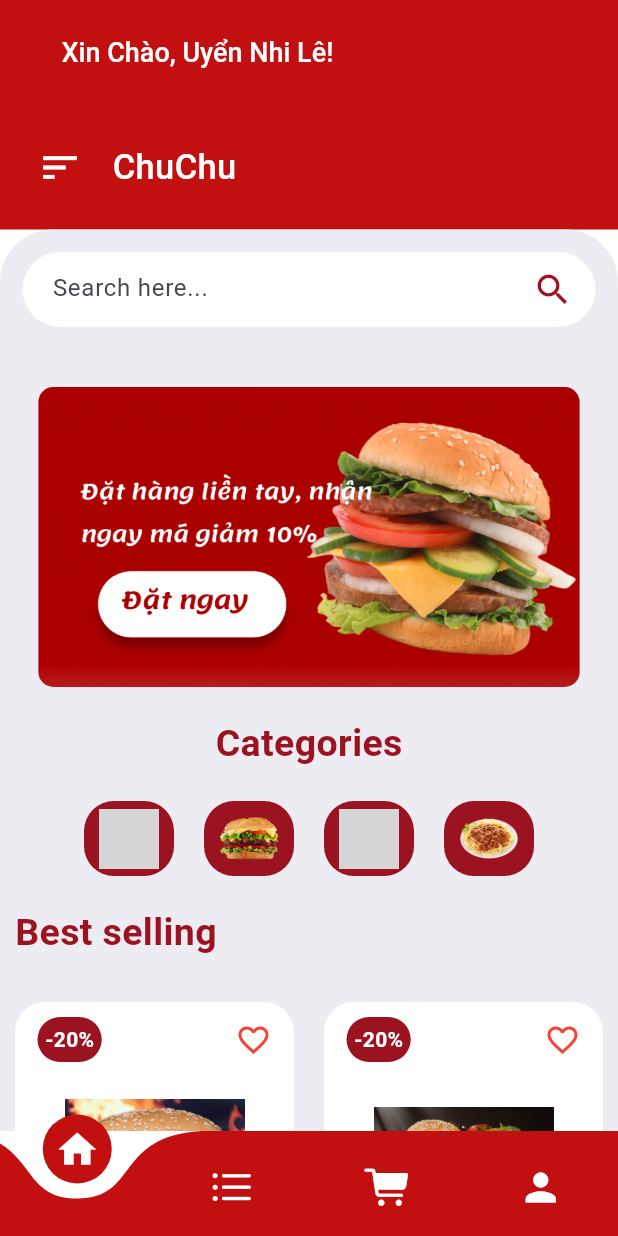
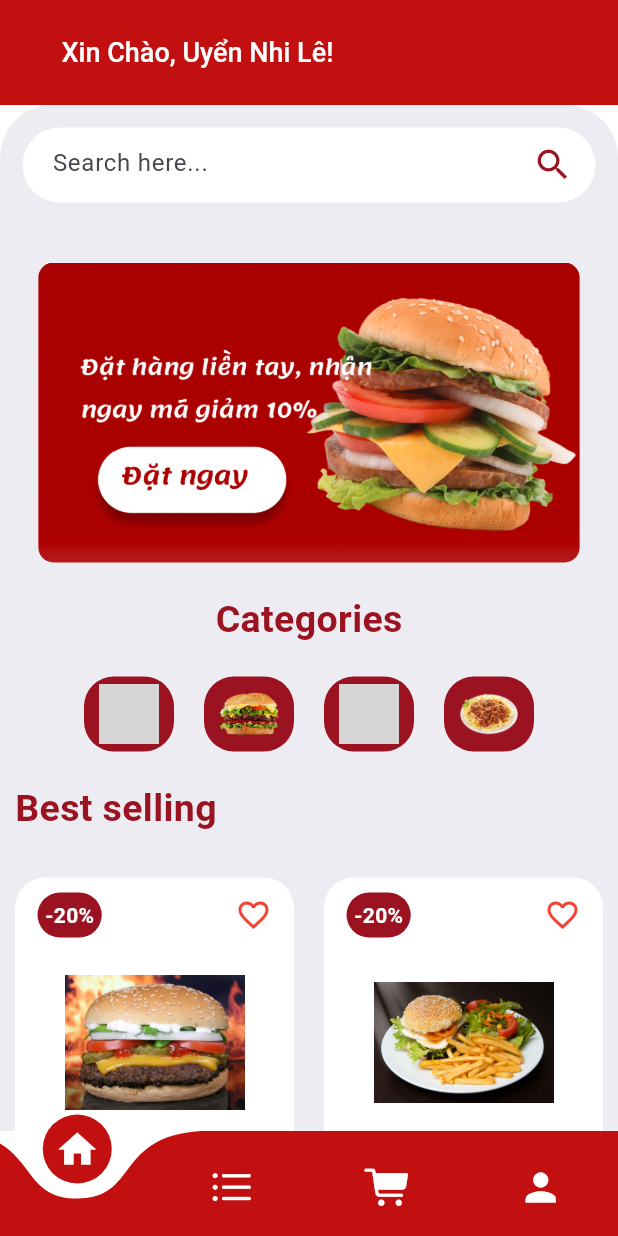
Before and after one commit to uynnhi13/fastfoodapp, a Flutter app: the screen it shows after launch, on a phone screen of 412 x 824 dp. Run offline on Flutter 3.47's test engine with Material 3 defaults, Android fonts, the phone set to English and light mode, and no system bars; drawn by our look-alikes of carousel_slider, curved_navigation_bar; our stand-ins replace flutter_rating_bar; missing offline and left inert: clippy_flutter, dart:ffi; grey boxes are pictures that could not be loaded.

Commit message:
update4/4

```diff
--- /dev/null
+++ b/lib/pagescustom/Home.dart
@@ -0,0 +1,111 @@
+import 'package:fastfoodapp/widgetscustom/BannerWidget.dart';
+import 'package:fastfoodapp/widgetscustom/CategoriesWidget.dart';
+import 'package:fastfoodapp/widgetscustom/HomeAppBar.dart';
+import 'package:fastfoodapp/widgetscustom/ItemsWidget.dart';
+import 'package:flutter/material.dart';
+
+class Home extends StatefulWidget {
+  const Home({super.key});
+
+  @override
+  State<Home> createState() => _HomeState();
+}
+
+class _HomeState extends State<Home> {
+  @override
+  Widget build(BuildContext context) {
+    return Scaffold(
+       body:ListView(children: [
+        Container(
+          //height: 500,
+          padding: EdgeInsets.only(top: 15),
+          decoration: BoxDecoration(
+            color: Color(0xFFEDECF2),
+            borderRadius: BorderRadius.only(
+              topLeft: Radius.circular(35),
+              topRight: Radius.circular(35),
+            )
+          ),
+          child: Column(children: [
+            Container(
+              margin: EdgeInsets.symmetric(horizontal: 15),
+              padding: EdgeInsets.symmetric(horizontal: 15),
+              height: 50,
+              decoration: BoxDecoration(
+                color: Colors.white,
+                borderRadius: BorderRadius.circular(30)
+              ),
+              child: Row(children: [
+                Container(
+                  margin: EdgeInsets.only(left: 5) ,
+                  height: 50,
+                  width: 300,
+                  child: TextFormField(
+                    decoration: InputDecoration(
+                      border: InputBorder.none,
+                      hintText: "Search here..."
+                    ),
+                  ),
+                ),
+                Spacer(),
+                Icon(
+                  Icons.search,
+                  size: 27,
+                  color: Color.fromARGB(255, 155, 19, 32),
+                )
+
+              ],),
+            ),
+
+            Container(
+              //alignment: Alignment.centerLeft,
+              margin: EdgeInsets.symmetric(
+                vertical: 20,
+                horizontal: 10,
+              ),
+
+            ),
+             BannerWidget(),
+             //categories
+            Container(
+              //alignment: Alignment.centerLeft,
+              margin: EdgeInsets.symmetric(
+                vertical: 20,
+                horizontal: 10,
+              ),
+              child: Text(
+                'Categories',
+                style: TextStyle(
+                  fontSize: 25,
+                  fontWeight: FontWeight.bold,
+                  color: Color.fromARGB(255, 155, 19, 32),
+                ),
+              ),
+            ),
+
+            //categories Widget
+            CategoriesWidget(),
+
+            //item
+            Container(
+              alignment: Alignment.centerLeft,
+              margin: EdgeInsets.symmetric(vertical: 20, horizontal: 10),
+
+              child: Text('Best selling',
+                style: TextStyle(
+                  fontSize: 25,
+                  fontWeight: FontWeight.bold,
+                  color: Color.fromARGB(255, 155, 19, 32),
+                  )),
+            ),
+
+            //Items Widget
+            ItemsWidget(),
+
+          ],),
+        )
+      ],),
+
+    );
+  }
+}
--- a/lib/pagescustom/HomePage.dart
+++ b/lib/pagescustom/HomePage.dart
@@ -2,6 +2,7 @@ import 'package:curved_navigation_bar/curved_navigation_bar.dart';
 import 'package:fastfoodapp/const.dart';
 
 import 'package:fastfoodapp/pagescustom/CartPage.dart';
+import 'package:fastfoodapp/pagescustom/Home.dart';
 import 'package:fastfoodapp/pagescustom/Menu.dart';
 import 'package:fastfoodapp/pagescustom/Profile.dart';
 
@@ -37,7 +38,7 @@ class _HomePageState extends State<HomePage> {
     var nameWidgets="Home";
     switch(index){
       case 0:
-        break;
+        return const Home();
       case 1:
         return const Menu();
       case 2:
@@ -90,98 +91,6 @@ class _HomePageState extends State<HomePage> {
           ),
       ),
 
-      body:ListView(children: [
-        HomeAppBar(),
-        Container(
-          //height: 500,
-          padding: EdgeInsets.only(top: 15),
-          decoration: BoxDecoration(
-            color: Color(0xFFEDECF2),
-            borderRadius: BorderRadius.only(
-              topLeft: Radius.circular(35),
-              topRight: Radius.circular(35),
-            )
-          ),
-          child: Column(children: [
-            Container(
-              margin: EdgeInsets.symmetric(horizontal: 15),
-              padding: EdgeInsets.symmetric(horizontal: 15),
-              height: 50,
-              decoration: BoxDecoration(
-                color: Colors.white,
-                borderRadius: BorderRadius.circular(30)
-              ),
-              child: Row(children: [
-                Container(
-                  margin: EdgeInsets.only(left: 5) ,
-                  height: 50,
-                  width: 300,
-                  child: TextFormField(
-                    decoration: InputDecoration(
-                      border: InputBorder.none,
-                      hintText: "Search here..."
-                    ),
-                  ),
-                ),
-                Spacer(),
-                Icon(
-                  Icons.search,
-                  size: 27,
-                  color: Color.fromARGB(255, 155, 19, 32),
-                )
-
-              ],),
-            ),
-
-            Container(
-              //alignment: Alignment.centerLeft,
-              margin: EdgeInsets.symmetric(
-                vertical: 20,
-                horizontal: 10,
-              ),
-
-            ),
-             BannerWidget(),
-             //categories
-            Container(
-              //alignment: Alignment.centerLeft,
-              margin: EdgeInsets.symmetric(
-                vertical: 20,
-                horizontal: 10,
-              ),
-              child: Text(
-                'Categories',
-                style: TextStyle(
-                  fontSize: 25,
-                  fontWeight: FontWeight.bold,
-                  color: Color.fromARGB(255, 155, 19, 32),
-                ),
-              ),
-            ),
-
-            //categories Widget
-            CategoriesWidget(),
-
-            //item
-            Container(
-              alignment: Alignment.centerLeft,
-              margin: EdgeInsets.symmetric(vertical: 20, horizontal: 10),
-
-              child: Text('Best selling',
-                style: TextStyle(
-                  fontSize: 25,
-                  fontWeight: FontWeight.bold,
-                  color: Color.fromARGB(255, 155, 19, 32),
-                  )),
-            ),
-
-            //Items Widget
-            ItemsWidget(),
-
-          ],),
-        )
-      ],),
-
       bottomNavigationBar: CurvedNavigationBar(
         backgroundColor: Colors.transparent,
         height: 70,
--- a/lib/widgetscustom/ItemsWidget.dart
+++ b/lib/widgetscustom/ItemsWidget.dart
@@ -83,29 +83,7 @@ class ItemsWidget extends StatelessWidget {
             ],
           ),
         ),
-        Padding(padding: EdgeInsets.symmetric(vertical: 10),
-        child: Row(
-          mainAxisAlignment: MainAxisAlignment.spaceBetween,
-          children: [
-            Text('\$8',
-              style: TextStyle(
-                fontSize: 16,
-                fontWeight: FontWeight.bold,
-                color: Color.fromARGB(255, 155, 19, 32),
-              ),
-            ),
-            Icon(Icons.shopping_cart,
-             color: Color.fromARGB(255, 155, 19, 32),),
-
-
-          ],
-
-        ),
-        )
-
       ],
-
-
     );
   }
 }
--- a/pubspec.yaml
+++ b/pubspec.yaml
@@ -20,7 +20,7 @@ dependencies:
   flutterflow_ui: ^0.2.0+1
 
   carousel_slider: ^4.2.1
-  intl: ^0.19.0
+  intl: ^0.18.0
 
 
 
```
Also changed, not shown: lib/main.dart (+0 -8 lines), pubspec.lock.
